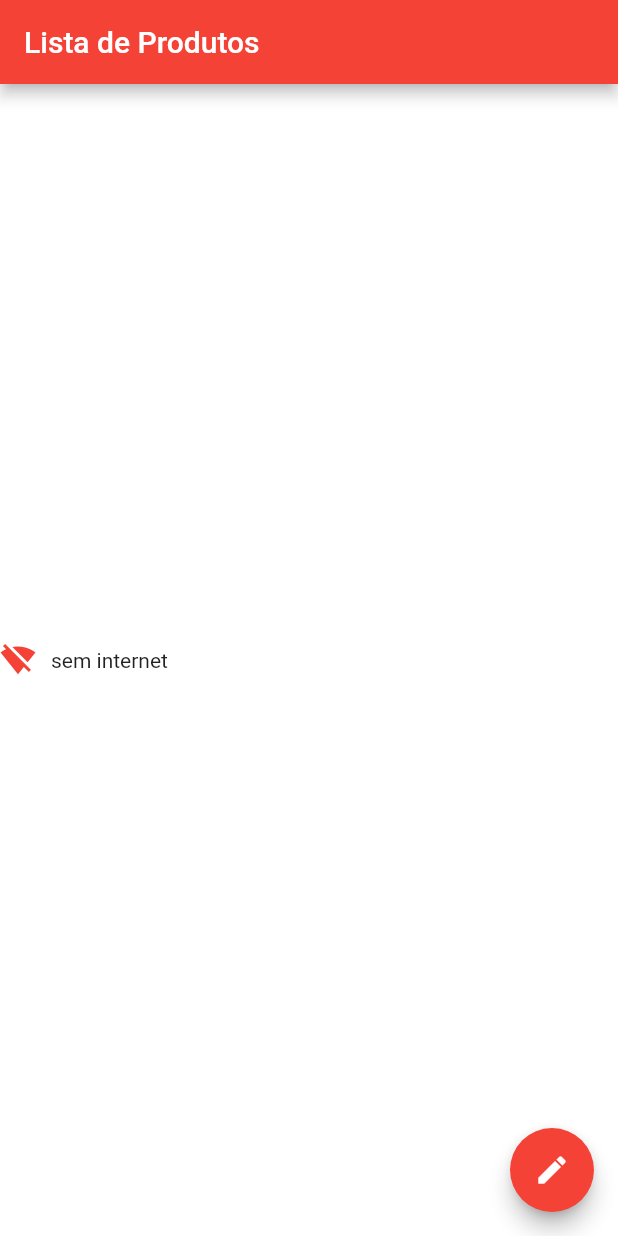
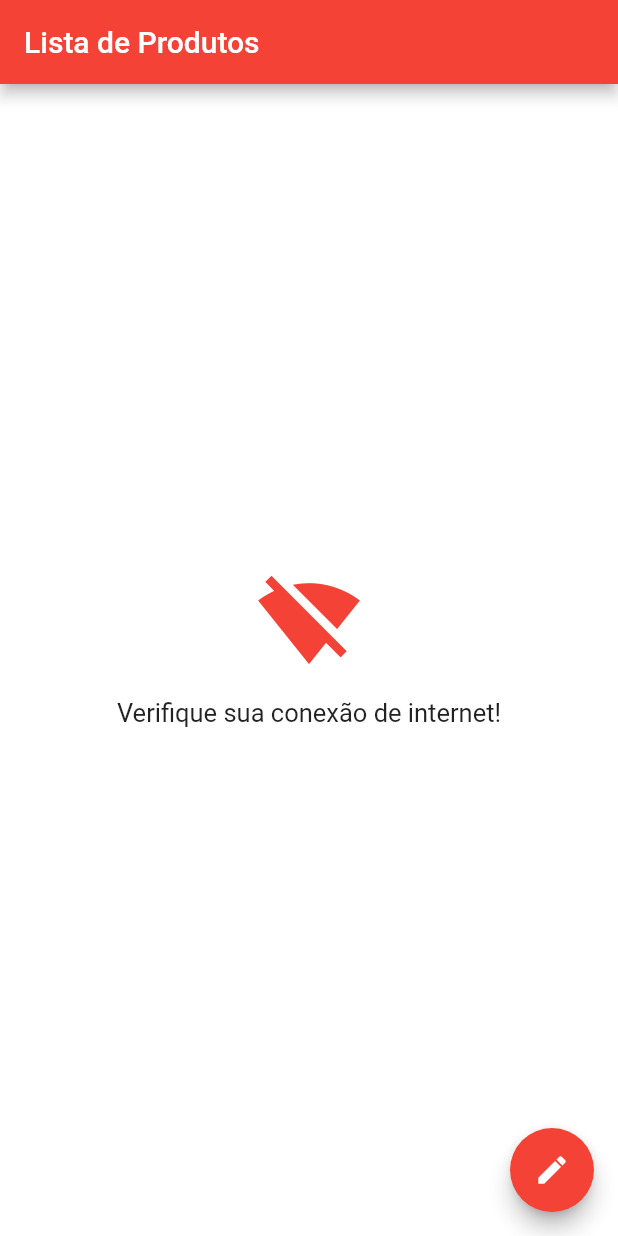
Before and after one commit to Jonathan-Mendes/Flutter_App_AWS, a Flutter app: the screen it shows after launch, on a phone screen of 412 x 824 dp. Run offline on Flutter 3.47's test engine with Material 2 defaults, Android fonts, the phone set to English and light mode, and no system bars; our stand-ins replace flutter_money_formatter; network calls fail.

Commit message:
Interface improvements to check internet connection

```diff
--- a/aws_project/lib/views/homePage.dart
+++ b/aws_project/lib/views/homePage.dart
@@ -184,22 +184,46 @@ class _HomePageState extends State<HomePage> {
       builder: (context, snapshot) {
         if (_connectionStatus) {
           return Center(
-              child: Row(children: <Widget>[
-            Icon(Icons.signal_wifi_off_outlined, color: Colors.red),
-            Padding(
-                padding: const EdgeInsets.symmetric(horizontal: 10),
-                child: Text('sem internet'))
-          ]));
+              child: Column(
+                  mainAxisAlignment: MainAxisAlignment.spaceEvenly,
+                  crossAxisAlignment: CrossAxisAlignment.center,
+                  children: <Widget>[
+                Padding(
+                    padding: const EdgeInsets.all(20),
+                    child: Column(children: <Widget>[
+                      Icon(
+                        Icons.signal_wifi_off_outlined,
+                        color: Colors.red,
+                        size: 70,
+                      ),
+                      Padding(
+                          padding: const EdgeInsets.symmetric(vertical: 15),
+                          child: Text('Verifique sua conexão de internet!',
+                              style: TextStyle(fontSize: 17)))
+                    ])),
+              ]));
         }
 
         if (snapshot.hasError) {
           return Center(
-              child: Row(children: <Widget>[
-            Icon(Icons.warning_amber_outlined, color: Colors.red),
-            Padding(
-                padding: const EdgeInsets.symmetric(horizontal: 10),
-                child: Text('Sem dados'))
-          ]));
+              child: Column(
+                  mainAxisAlignment: MainAxisAlignment.spaceEvenly,
+                  crossAxisAlignment: CrossAxisAlignment.center,
+                  children: <Widget>[
+                Padding(
+                    padding: const EdgeInsets.all(20),
+                    child: Column(children: <Widget>[
+                      Icon(
+                        Icons.warning_amber_outlined,
+                        color: Colors.red,
+                        size: 70,
+                      ),
+                      Padding(
+                          padding: const EdgeInsets.symmetric(vertical: 15),
+                          child: Text('Falha ao carregar lista de produtos!',
+                              style: TextStyle(fontSize: 17)))
+                    ])),
+              ]));
         }
 
         if (snapshot.hasData) {
```
